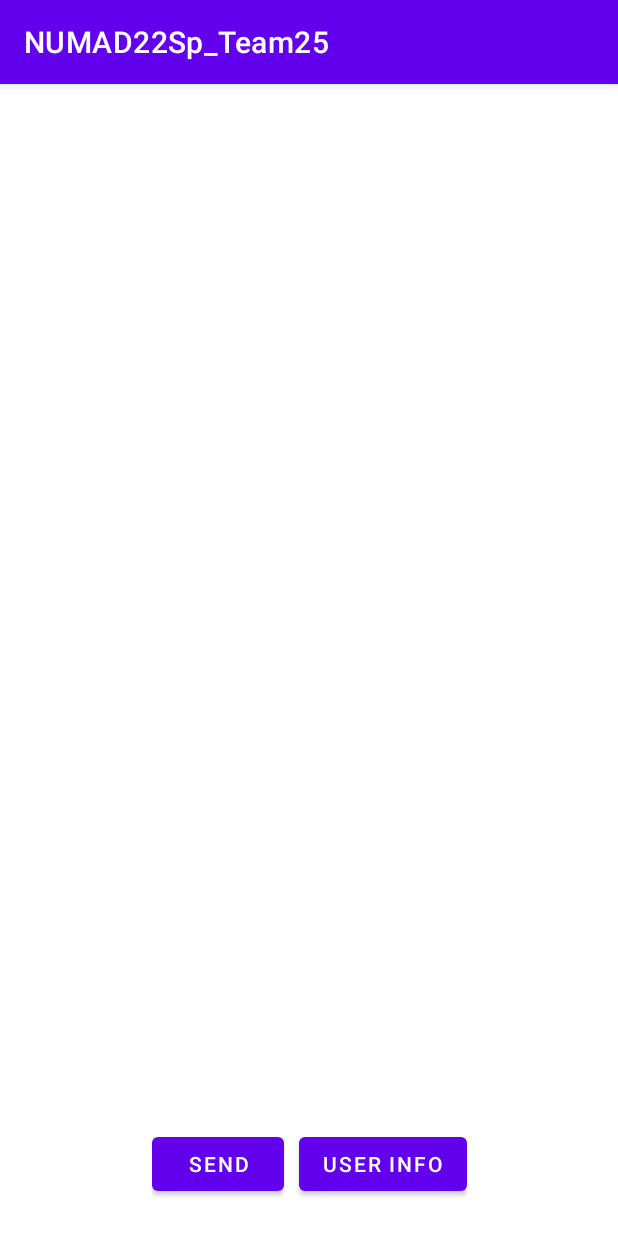
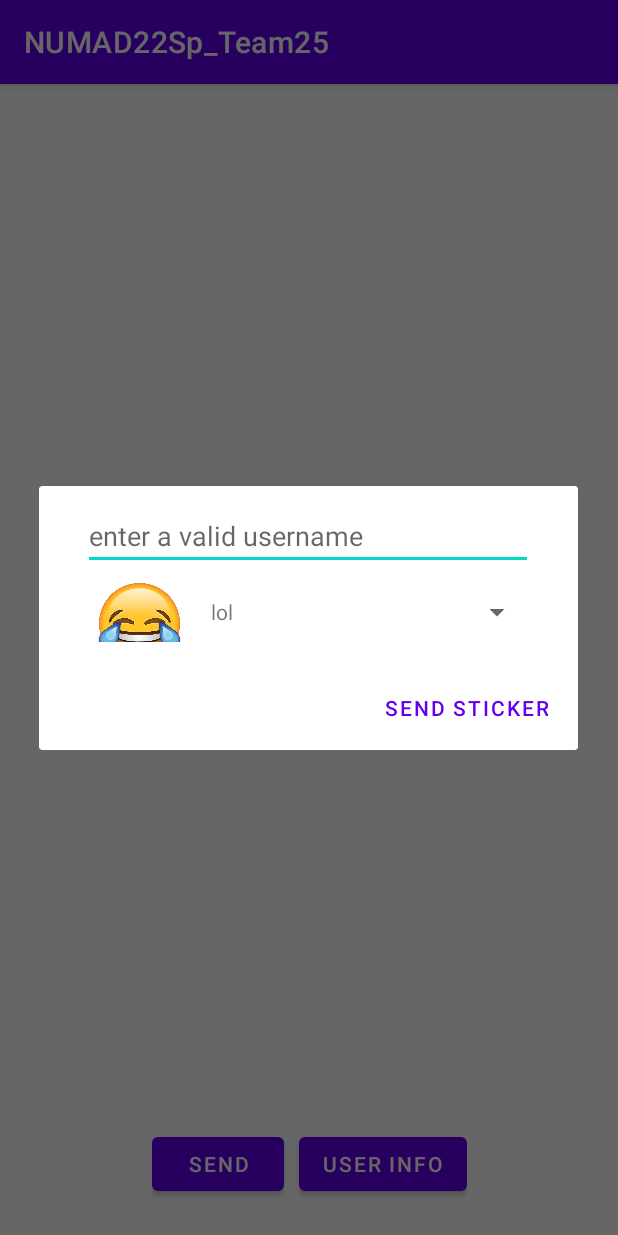
Before and after one commit to XiaohuLee/NUMAD22Sp_Team25, an Android app: the HomePageActivity screen opened directly, with no data from a screen before it, after a tap on "SEND", on a phone screen of 412 x 824 dp. Run offline under Robolectric (Android 15) with nearby library versions, the phone set to English and light mode, and no system bars; our stand-ins replace Firebase (no records; nobody signed in at launch, a user with empty details on screens opened directly); 1 statement that could not run was skipped.

Commit message:
Save changes
Signed-off-by: FengqiQiao <qiao.fe@husky.neu.edu>

```diff
--- a/app/src/main/AndroidManifest.xml
+++ b/app/src/main/AndroidManifest.xml
@@ -1,7 +1,8 @@
 <?xml version="1.0" encoding="utf-8"?>
 <manifest xmlns:android="http://schemas.android.com/apk/res/android"
     package="com.example.numad22sp_team25">
-
+    <uses-permission android:name="android.permission.INTERNET" />
+    <uses-permission android:name="android.permission.READ_PHONE_STATE" />
     <application
         android:allowBackup="true"
         android:icon="@mipmap/ic_launcher"
--- a/app/src/main/java/com/example/numad22sp_team25/HomePageActivity.java
+++ b/app/src/main/java/com/example/numad22sp_team25/HomePageActivity.java
@@ -13,6 +13,7 @@ import android.widget.Toast;
 import androidx.annotation.NonNull;
 import androidx.annotation.Nullable;
 import androidx.appcompat.app.AppCompatActivity;
+import androidx.fragment.app.DialogFragment;
 import androidx.recyclerview.widget.LinearLayoutManager;
 import androidx.recyclerview.widget.RecyclerView;
 
@@ -119,6 +120,8 @@ public class HomePageActivity extends AppCompatActivity {
 
     public void sendSticker(View view) {
         Toast.makeText(HomePageActivity.this ,currentUsername + " send sticker", Toast.LENGTH_SHORT).show();
+        DialogFragment window = new SendStickerWindow();
+        window.show(getSupportFragmentManager(), "send sticker");
     }
 
     public void showUserInfo(View view) {
--- /dev/null
+++ b/app/src/main/java/com/example/numad22sp_team25/Resource.java
@@ -0,0 +1,22 @@
+package com.example.numad22sp_team25;
+
+public class Resource {
+    public static String[] emojiName = {
+            "lol",
+            "neutral",
+            "sad",
+            "sleeping",
+            "smile",
+            "think"
+    };
+
+    public static Integer[] emojiIcon = {
+            R.drawable.lol,
+            R.drawable.neutral,
+            R.drawable.sad,
+            R.drawable.sleeping,
+            R.drawable.smile,
+            R.drawable.smile,
+            R.drawable.think
+    };
+}
--- /dev/null
+++ b/app/src/main/java/com/example/numad22sp_team25/SendStickerWindow.java
@@ -0,0 +1,73 @@
+package com.example.numad22sp_team25;
+
+import static com.example.numad22sp_team25.Resource.emojiIcon;
+import static com.example.numad22sp_team25.Resource.emojiName;
+
+import android.app.AlertDialog;
+import android.app.Dialog;
+import android.content.Context;
+import android.database.DataSetObserver;
+import android.os.Bundle;
+import android.view.LayoutInflater;
+import android.view.View;
+import android.view.ViewGroup;
+import android.widget.ArrayAdapter;
+import android.widget.ImageView;
+import android.widget.Spinner;
+import android.widget.SpinnerAdapter;
+import android.widget.TextView;
+
+import androidx.fragment.app.DialogFragment;
+
+public class SendStickerWindow extends DialogFragment {
+    Spinner spinner;
+    SendStickerWindowListener stickerListener;
+
+    public class customizedSpinnerAdapter extends ArrayAdapter<String> {
+        private String[] names;
+        private Integer[] icons;
+        private Context context;
+
+        public customizedSpinnerAdapter(Context context, String[] names, Integer[] icons) {
+            super(context, R.layout.spinner_manager, R.id.emojiTitle, names);
+            this.names = names;
+            this.icons = icons;
+            this.context = context;
+        }
+
+        @Override
+        public View getView(int position, View view, ViewGroup p) {
+            LayoutInflater inflater = (LayoutInflater) context.getSystemService(Context.LAYOUT_INFLATER_SERVICE);
+            View rowView = inflater.inflate(R.layout.spinner_manager, p, false);
+
+            TextView emojiName = rowView.findViewById(R.id.emojiTitle);
+            ImageView emojiIcon = rowView.findViewById(R.id.emojiIcon);
+
+            emojiName.setText(names[position]);
+            emojiIcon.setImageResource(icons[position]);
+
+            return rowView;
+        }
+
+        @Override
+        public View getDropDownView(int position, View view, ViewGroup p) {
+            return getView(position, view, p);
+        }
+    }
+
+    @Override
+    public Dialog onCreateDialog(Bundle savedInstanceState) {
+        AlertDialog.Builder builder = new AlertDialog.Builder(getActivity());
+        View view = requireActivity().getLayoutInflater().inflate(R.layout.sticker_window, null);
+        spinner = view.findViewById(R.id.stickerSpinner);
+        spinner.setAdapter(new customizedSpinnerAdapter(getContext(), emojiName, emojiIcon));
+        builder.setView(view).setPositiveButton("Send Sticker", ((dialogInterface, i) -> stickerListener.windowClick(SendStickerWindow.this)));
+        return builder.create();
+    }
+
+    @Override
+    public void onAttach(Context context) {
+        super.onAttach(context);
+        stickerListener = (SendStickerWindowListener) context;
+    }
+}
--- /dev/null
+++ b/app/src/main/java/com/example/numad22sp_team25/SendStickerWindowListener.java
@@ -0,0 +1,7 @@
+package com.example.numad22sp_team25;
+
+import androidx.fragment.app.DialogFragment;
+
+public interface SendStickerWindowListener {
+    void windowClick(DialogFragment send);
+}
--- a/app/src/main/java/com/example/numad22sp_team25/StickerRecordsAdapter.java
+++ b/app/src/main/java/com/example/numad22sp_team25/StickerRecordsAdapter.java
@@ -19,7 +19,7 @@ public class StickerRecordsAdapter extends RecyclerView.Adapter<StickerRecordsHo
 
     @Override
     public StickerRecordsHolder onCreateViewHolder(ViewGroup parent, int viewType) {
-        View view = LayoutInflater.from(parent.getContext()).inflate(R.layout.activity_sticker_records_card, parent, false);
+        View view = LayoutInflater.from(parent.getContext()).inflate(R.layout.sticker_records_card, parent, false);
         return new StickerRecordsHolder(view);
     }
 
--- /dev/null
+++ b/app/src/main/res/layout/spinner_card.xml
@@ -0,0 +1,14 @@
+<?xml version="1.0" encoding="utf-8"?>
+<RelativeLayout
+    xmlns:android="http://schemas.android.com/apk/res/android"
+    android:layout_width="match_parent"
+    android:layout_height="match_parent">
+
+    <ImageView
+        android:id="@+id/spinnerImage"
+        android:layout_width="50dp"
+        android:layout_height="50dp"
+        android:layout_centerVertical="true"
+        android:layout_centerHorizontal="true"/>
+
+</RelativeLayout>
--- /dev/null
+++ b/app/src/main/res/layout/spinner_manager.xml
@@ -0,0 +1,27 @@
+<?xml version="1.0" encoding="utf-8"?>
+<TableLayout xmlns:android="http://schemas.android.com/apk/res/android"
+    android:layout_width="match_parent"
+    android:layout_height="match_parent"
+    android:orientation="vertical">
+
+    <TableRow
+        android:layout_width="match_parent"
+        android:layout_height="match_parent" >
+
+        <ImageView
+            android:id="@+id/emojiIcon"
+            android:layout_width="75dp"
+            android:layout_height="75dp"
+            android:contentDescription="Emoji Icon"
+            android:paddingBottom="20dp"/>
+
+        <TextView
+            android:id="@+id/emojiTitle"
+            android:layout_width="match_parent"
+            android:layout_height="match_parent"
+            android:contentDescription="Emoji Title"
+            android:gravity="center"
+            android:paddingStart="10dp" />
+
+    </TableRow>
+</TableLayout>
--- /dev/null
+++ b/app/src/main/res/layout/sticker_window.xml
@@ -0,0 +1,28 @@
+<LinearLayout xmlns:android="http://schemas.android.com/apk/res/android"
+    android:layout_width="match_parent"
+    android:layout_height="wrap_content"
+    android:gravity="center_horizontal"
+    android:orientation="vertical">
+
+    <EditText
+        android:id="@+id/spinnerUsername"
+        android:layout_width="300dp"
+        android:layout_height="40dp"
+        android:layout_marginLeft="4dp"
+        android:layout_marginTop="16dp"
+        android:layout_marginRight="4dp"
+        android:layout_marginBottom="4dp"
+        android:hint="enter a valid username"
+        android:inputType="text"
+        android:autofillHints="enter a valid username" />
+
+    <Spinner
+        android:id="@+id/stickerSpinner"
+        android:layout_width="300dp"
+        android:layout_height="40dp"
+        android:layout_marginLeft="4dp"
+        android:layout_marginTop="4dp"
+        android:layout_marginRight="4dp"
+        android:layout_marginBottom="16dp" />
+
+</LinearLayout>
```
Also changed, not shown: app/src/main/res/layout/sticker_records_card.xml (renamed from app/src/main/res/layout/activity_sticker_records_card.xml).
